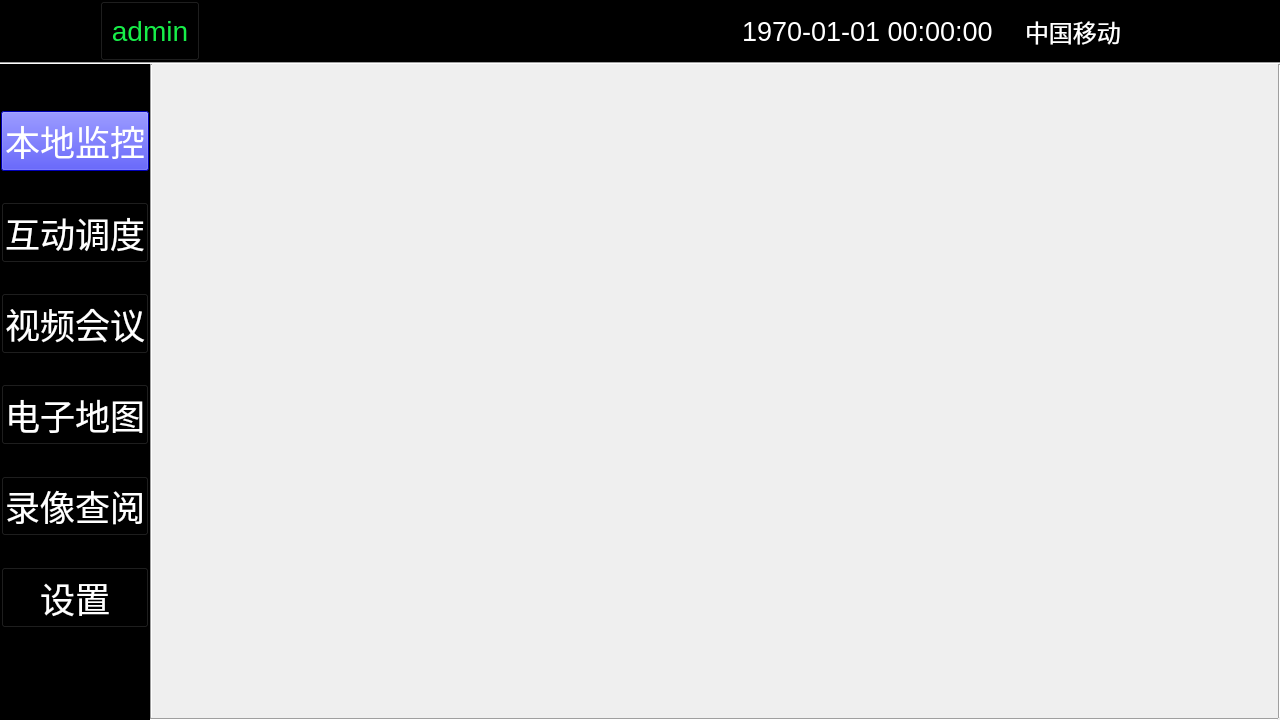
First picture: the form in mainwidget.ui, repository tysxxx/zikongxunda, before the edit.
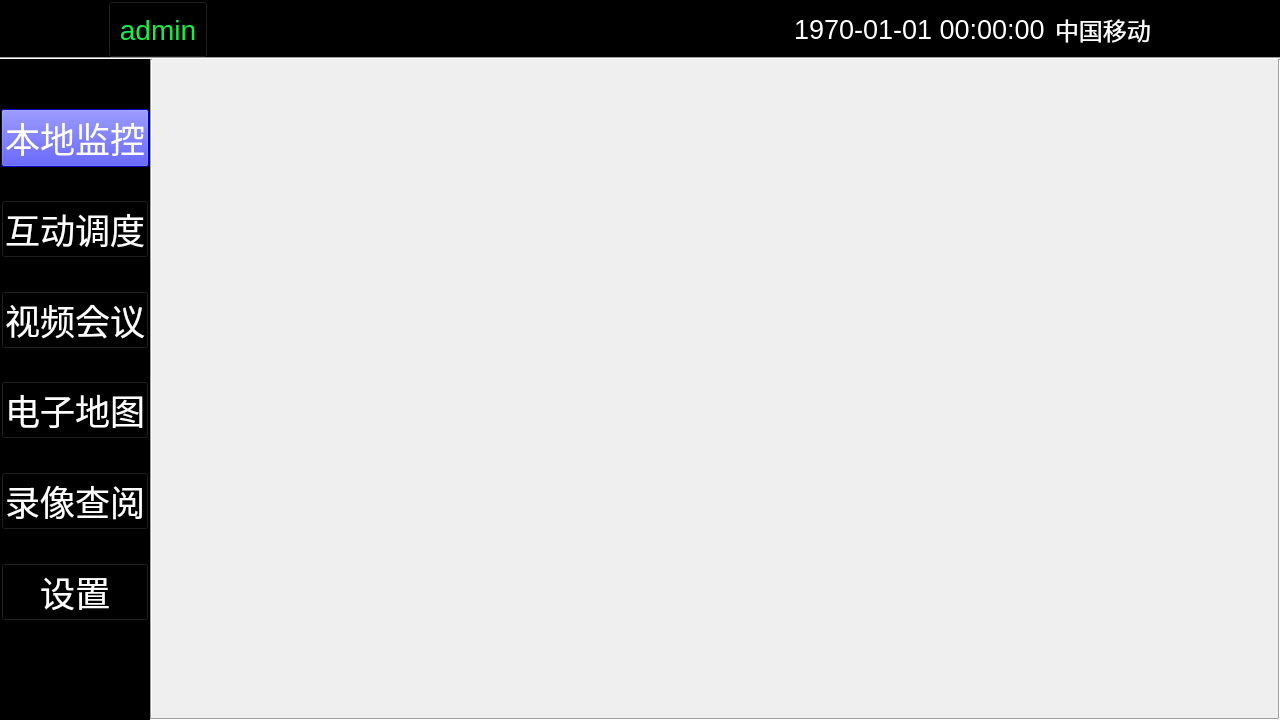
Second picture: the form after the edit. Icons and pictures are not drawn.

The edit to the form file:
```diff
--- a/mainwidget.ui
+++ b/mainwidget.ui
@@ -41,6 +41,12 @@
        </property>
        <item>
         <widget class="QFrame" name="frame_status">
+         <property name="maximumSize">
+          <size>
+           <width>16777215</width>
+           <height>57</height>
+          </size>
+         </property>
          <property name="styleSheet">
           <string notr="true">background-color: rgb(0, 0, 0);</string>
          </property>
@@ -115,7 +121,7 @@
             <item>
              <widget class="QPushButton" name="loginBtn">
               <property name="sizePolicy">
-               <sizepolicy hsizetype="Minimum" vsizetype="Preferred">
+               <sizepolicy hsizetype="Preferred" vsizetype="Preferred">
                 <horstretch>0</horstretch>
                 <verstretch>0</verstretch>
                </sizepolicy>
@@ -123,13 +129,13 @@
               <property name="minimumSize">
                <size>
                 <width>100</width>
-                <height>60</height>
+                <height>57</height>
                </size>
               </property>
               <property name="maximumSize">
                <size>
                 <width>300</width>
-                <height>60</height>
+                <height>57</height>
                </size>
               </property>
               <property name="font">
@@ -166,6 +172,18 @@
             </item>
             <item>
              <widget class="QLabel" name="label_time">
+              <property name="minimumSize">
+               <size>
+                <width>0</width>
+                <height>57</height>
+               </size>
+              </property>
+              <property name="maximumSize">
+               <size>
+                <width>16777215</width>
+                <height>57</height>
+               </size>
+              </property>
               <property name="font">
                <font>
                 <pointsize>20</pointsize>
@@ -184,9 +202,12 @@
               <property name="orientation">
                <enum>Qt::Horizontal</enum>
               </property>
+              <property name="sizeType">
+               <enum>QSizePolicy::Fixed</enum>
+              </property>
               <property name="sizeHint" stdset="0">
                <size>
-                <width>13</width>
+                <width>10</width>
                 <height>57</height>
                </size>
               </property>
@@ -194,6 +215,18 @@
             </item>
             <item>
              <widget class="QLabel" name="label_operator">
+              <property name="minimumSize">
+               <size>
+                <width>0</width>
+                <height>57</height>
+               </size>
+              </property>
+              <property name="maximumSize">
+               <size>
+                <width>16777215</width>
+                <height>57</height>
+               </size>
+              </property>
               <property name="font">
                <font>
                 <pointsize>18</pointsize>
@@ -212,9 +245,12 @@
               <property name="orientation">
                <enum>Qt::Horizontal</enum>
               </property>
+              <property name="sizeType">
+               <enum>QSizePolicy::Fixed</enum>
+              </property>
               <property name="sizeHint" stdset="0">
                <size>
-                <width>13</width>
+                <width>10</width>
                 <height>57</height>
                </size>
               </property>
@@ -222,6 +258,18 @@
             </item>
             <item>
              <widget class="QLabel" name="label_signas">
+              <property name="minimumSize">
+               <size>
+                <width>0</width>
+                <height>57</height>
+               </size>
+              </property>
+              <property name="maximumSize">
+               <size>
+                <width>16777215</width>
+                <height>57</height>
+               </size>
+              </property>
               <property name="styleSheet">
                <string notr="true">image: url(:/statusLog/resource/icon/信号.png);</string>
               </property>
@@ -235,9 +283,12 @@
               <property name="orientation">
                <enum>Qt::Horizontal</enum>
               </property>
+              <property name="sizeType">
+               <enum>QSizePolicy::Fixed</enum>
+              </property>
               <property name="sizeHint" stdset="0">
                <size>
-                <width>13</width>
+                <width>10</width>
                 <height>57</height>
                </size>
               </property>
@@ -245,6 +296,18 @@
             </item>
             <item>
              <widget class="QLabel" name="label_power">
+              <property name="minimumSize">
+               <size>
+                <width>0</width>
+                <height>57</height>
+               </size>
+              </property>
+              <property name="maximumSize">
+               <size>
+                <width>16777215</width>
+                <height>57</height>
+               </size>
+              </property>
               <property name="styleSheet">
                <string notr="true">image: url(:/statusLog/resource/icon/电量.png);</string>
               </property>
@@ -258,9 +321,12 @@
               <property name="orientation">
                <enum>Qt::Horizontal</enum>
               </property>
+              <property name="sizeType">
+               <enum>QSizePolicy::Fixed</enum>
+              </property>
               <property name="sizeHint" stdset="0">
                <size>
-                <width>40</width>
+                <width>10</width>
                 <height>20</height>
                </size>
               </property>
@@ -323,7 +389,7 @@
          <number>0</number>
         </property>
         <item row="0" column="0">
-         <layout class="QVBoxLayout" name="verticalLayout" stretch="3,4,2,4,2,4,2,4,2,4,2,4,6">
+         <layout class="QVBoxLayout" name="verticalLayout" stretch="3,4,2,4,2,4,2,4,2,4,2,0,6">
           <property name="spacing">
            <number>0</number>
           </property>
@@ -357,7 +423,7 @@
             <property name="maximumSize">
              <size>
               <width>16777215</width>
-              <height>16777215</height>
+              <height>58</height>
              </size>
             </property>
             <property name="font">
@@ -401,6 +467,12 @@
               <height>0</height>
              </size>
             </property>
+            <property name="maximumSize">
+             <size>
+              <width>16777215</width>
+              <height>58</height>
+             </size>
+            </property>
             <property name="font">
              <font>
               <pointsize>26</pointsize>
@@ -441,6 +513,12 @@
               <height>0</height>
              </size>
             </property>
+            <property name="maximumSize">
+             <size>
+              <width>16777215</width>
+              <height>58</height>
+             </size>
+            </property>
             <property name="font">
              <font>
               <pointsize>26</pointsize>
@@ -481,6 +559,12 @@
               <height>0</height>
              </size>
             </property>
+            <property name="maximumSize">
+             <size>
+              <width>16777215</width>
+              <height>58</height>
+             </size>
+            </property>
             <property name="font">
              <font>
               <pointsize>26</pointsize>
@@ -521,6 +605,12 @@
               <height>0</height>
              </size>
             </property>
+            <property name="maximumSize">
+             <size>
+              <width>16777215</width>
+              <height>58</height>
+             </size>
+            </property>
             <property name="font">
              <font>
               <pointsize>26</pointsize>
@@ -561,6 +651,12 @@
               <height>0</height>
              </size>
             </property>
+            <property name="maximumSize">
+             <size>
+              <width>16777215</width>
+              <height>58</height>
+             </size>
+            </property>
             <property name="font">
              <font>
               <pointsize>26</pointsize>
```
